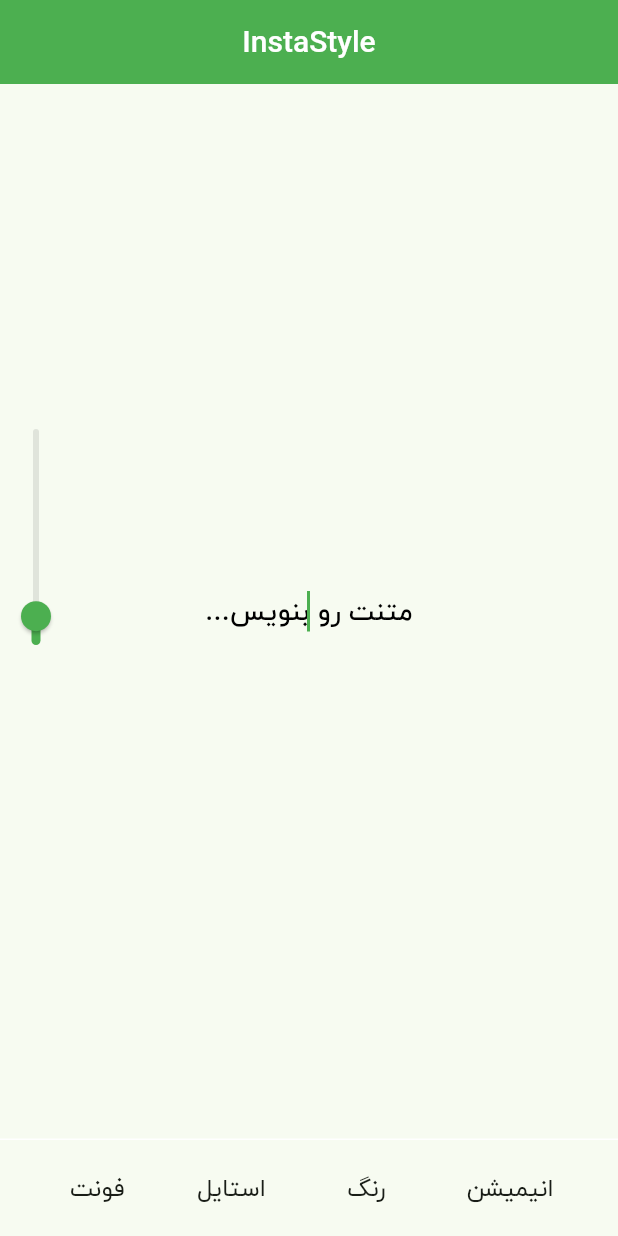
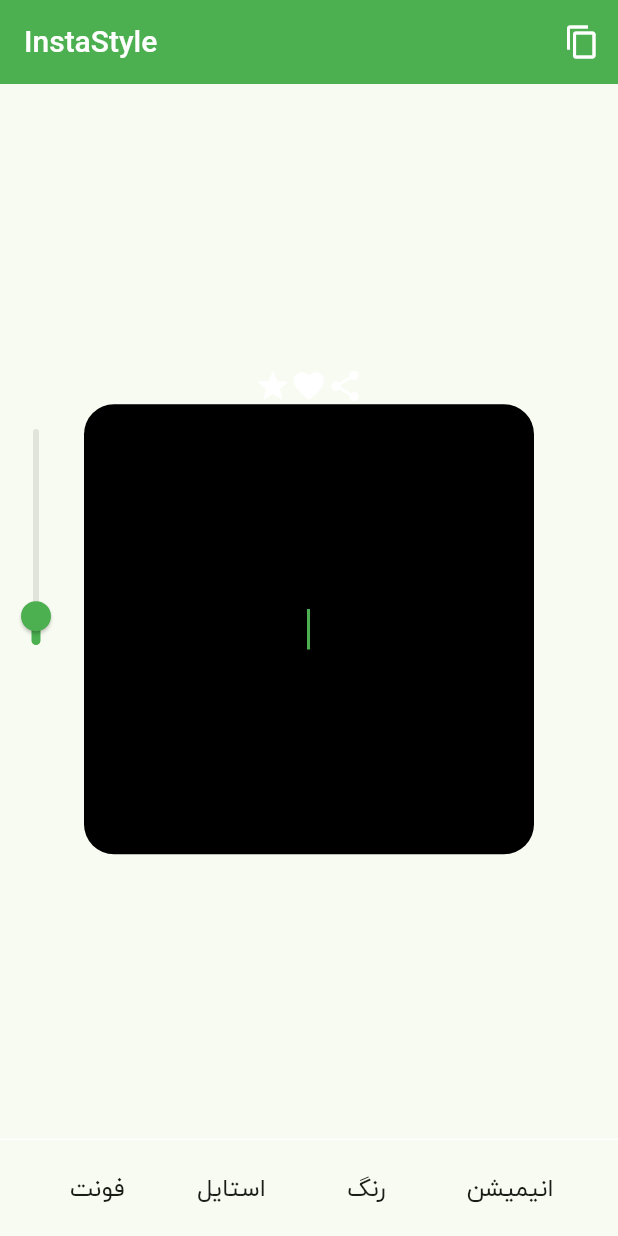
Before and after one commit to AmirmahdiNourkazemi/instastyle, a Flutter app: the screen it shows after launch, on a phone screen of 412 x 824 dp. Run offline on Flutter 3.47's test engine with Material 3 defaults, Android fonts, the phone set to English and light mode, and no system bars; our stand-ins replace dio, flutter_colorpicker, get_it, image_gallery_saver; missing offline and left inert: dart:html; project files that could hold a hidden picture were left out.

Commit message:
dynamic widget

```diff
--- /dev/null
+++ b/lib/core/widgets/dynamic_widget.dart
@@ -0,0 +1,69 @@
+import 'package:flutter/material.dart';
+
+Widget buildDynamicWidget(Map<String, dynamic> json, Widget? textInput) {
+  switch (json['type']) {
+    case 'Container':
+      Color backgroundColor = json['color'] != null
+          ? Color(int.parse(json['color'].replaceAll("#", "0xff")))
+          : Colors.transparent;
+      double? width = json['width']?.toDouble();
+      double? height = json['height']?.toDouble();
+      double borderRadius = (json['borderRadius'] ?? 0).toDouble();
+
+      return Container(
+        width: width,
+        height: height,
+        decoration: BoxDecoration(
+          color: backgroundColor,
+          borderRadius: BorderRadius.circular(borderRadius),
+        ),
+        child: json['child'] != null
+            ? buildDynamicWidget(json['child'], textInput)
+            : null,
+      );
+
+    case 'Column':
+      List<Widget> children = (json['children'] as List<dynamic>)
+          .map<Widget>((childJson) => buildDynamicWidget(childJson, textInput))
+          .toList();
+      return Column(
+        mainAxisSize: MainAxisSize.min,
+        children: children,
+      );
+
+    case 'Row':
+      List<Widget> children = (json['children'] as List<dynamic>)
+          .map<Widget>((childJson) => buildDynamicWidget(childJson, textInput))
+          .toList();
+      return Row(
+        mainAxisAlignment: MainAxisAlignment.center,
+        children: children,
+      );
+
+    case 'Icon':
+      IconData iconData;
+      switch (json['icon']) {
+        case 'Icons.star':
+          iconData = Icons.star;
+          break;
+        case 'Icons.favorite':
+          iconData = Icons.favorite;
+          break;
+        case 'Icons.share':
+          iconData = Icons.share;
+          break;
+        default:
+          iconData = Icons.help;
+      }
+      Color iconColor = json['color'] != null
+          ? Color(int.parse(json['color'].replaceAll("#", "0xff")))
+          : Colors.black;
+      return Icon(iconData, color: iconColor);
+
+    case 'StyledTextInput':
+      return textInput ?? const SizedBox();
+
+    default:
+      return const SizedBox();
+  }
+}
--- a/lib/feature/home/presentation/screens/home_screen.dart
+++ b/lib/feature/home/presentation/screens/home_screen.dart
@@ -1,10 +1,22 @@
+import 'package:flutter/foundation.dart';
 import 'package:flutter/material.dart';
 import 'package:instastyle/core/widgets/app_bar.dart';
+import 'package:instastyle/core/widgets/dynamic_widget.dart';
 import 'package:instastyle/feature/home/presentation/widgets/select_buttons.dart';
 import 'package:instastyle/feature/home/presentation/widgets/text_filled_style.dart';
 import 'package:instastyle/feature/home/presentation/widgets/vertical_font_slider.dart';
 
 import '../widgets/footer_buttons.dart';
+import 'dart:ui' as ui;
+import 'dart:typed_data';
+import 'package:flutter/services.dart';
+import 'package:image_gallery_saver/image_gallery_saver.dart';
+import 'package:flutter/material.dart';
+import 'package:flutter/rendering.dart'; // ✅ For RenderRepaintBoundary
+
+// Only import dart:html if on web
+// ignore: avoid_web_libraries_in_flutter
+import 'dart:html' as html;
 
 class HomeScreen extends StatefulWidget {
   const HomeScreen({super.key});
@@ -14,25 +26,104 @@ class HomeScreen extends StatefulWidget {
 }
 
 class _HomeScreenState extends State<HomeScreen> {
+  final GlobalKey _globalKey = GlobalKey();
+
   TextStyle selectedStyle = const TextStyle(fontSize: 24);
-  Color selectColor =  Colors.black;
+  Color selectColor = Colors.black;
   String text = 'اینجا بنویس...';
   double valueFontSize = 18;
   int isSelected = 0;
+
+  Future<void> _captureAndCopy() async {
+    try {
+      RenderRepaintBoundary boundary = _globalKey.currentContext!
+          .findRenderObject() as RenderRepaintBoundary;
+      ui.Image image = await boundary.toImage(pixelRatio: 3.0);
+      ByteData? byteData =
+          await image.toByteData(format: ui.ImageByteFormat.png);
+      Uint8List pngBytes = byteData!.buffer.asUint8List();
+
+      if (kIsWeb) {
+        // Web: create a download link
+        final blob = html.Blob([pngBytes]);
+        final url = html.Url.createObjectUrlFromBlob(blob);
+
+        final anchor = html.AnchorElement(href: url)
+          ..setAttribute('download', 'text_image.png')
+          ..click();
+
+        html.Url.revokeObjectUrl(url);
+
+        ScaffoldMessenger.of(context).showSnackBar(
+          const SnackBar(
+              content: Text('عکس ذخیره شد! لطفاً آن را باز یا دانلود کنید.')),
+        );
+      } else {
+        // Mobile/Desktop
+        await ImageGallerySaver.saveImage(pngBytes);
+
+        ScaffoldMessenger.of(context).showSnackBar(
+          const SnackBar(content: Text('تصویر ذخیره شد! در گالری موجود است.')),
+        );
+      }
+    } catch (e) {
+      print('Error: $e');
+      ScaffoldMessenger.of(context).showSnackBar(
+        const SnackBar(content: Text('خطایی رخ داد.')),
+      );
+    }
+  }
+
+  Map<String, dynamic> dynamicParentJson = {
+    "type": "Column",
+    "children": [
+      {
+        "type": "Row",
+        "children": [
+          {"type": "Icon", "icon": "Icons.star", "color": "#FFFFFF"},
+          {"type": "Icon", "icon": "Icons.favorite", "color": "#FFFFFF"},
+          {"type": "Icon", "icon": "Icons.share", "color": "#FFFFFF"},
+        ]
+      },
+      {
+        "type": "Container",
+        "color": "#000000",
+        "width": 300,
+        "height": 300,
+        "borderRadius": 20,
+        "child": {
+          "type": "StyledTextInput" // <-- Place for your StyledTextInput
+        }
+      },
+    ]
+  };
+
   @override
   Widget build(BuildContext context) {
     return SafeArea(
       bottom: false,
       child: Scaffold(
-        appBar: appBar(title: 'InstaStyle'),
+        appBar: AppBar(
+          title: const Text('InstaStyle'),
+          actions: [
+            IconButton(
+              icon: const Icon(Icons.copy),
+              onPressed: _captureAndCopy,
+            ),
+          ],
+        ),
         body: Stack(
           alignment: Alignment.centerLeft,
           children: [
             Center(
               child: Padding(
                 padding: const EdgeInsets.symmetric(horizontal: 8),
-                child: StyledTextInput(
-
+                child: RepaintBoundary(
+                  // 🖼️ Wrap your styled text
+                  key: _globalKey,
+                  child: buildDynamicWidget(
+                    dynamicParentJson,
+                    StyledTextInput(
                       textStyle: selectedStyle.copyWith(
                         fontSize: valueFontSize,
                         color: selectColor,
@@ -41,7 +132,10 @@ class _HomeScreenState extends State<HomeScreen> {
                         setState(() {
                           text = value;
                         });
-                    }),
+                      },
+                    ),
+                  ),
+                ),
               ),
             ),
             VerticalFontSlider(
@@ -55,7 +149,7 @@ class _HomeScreenState extends State<HomeScreen> {
             Positioned(
               bottom: 8,
               child: SelectButtons(
-                  onSelect:isSelected ,
+                onSelect: isSelected,
                 onColorSelected: (value) {
                   setState(() {
                     selectColor = value;
@@ -66,7 +160,8 @@ class _HomeScreenState extends State<HomeScreen> {
                     selectedStyle = style;
                   });
                 },
-                )),
+              ),
+            ),
           ],
         ),
         persistentFooterAlignment: AlignmentDirectional.bottomCenter,
--- a/pubspec.yaml
+++ b/pubspec.yaml
@@ -42,6 +42,7 @@ dependencies:
   # Use with the CupertinoIcons class for iOS style icons.
   cupertino_icons: ^1.0.8
   flutter_colorpicker: ^1.1.0
+  image_gallery_saver: ^2.0.3
 
 dev_dependencies:
   flutter_test:
```
Also changed, not shown: lib/utils/parseEdgeInsets.dart (added, +11 -0 lines), lib/utils/parse_color.dart (added, +8 -0 lines), lib/utils/parse_text_style.dart (added, +13 -0 lines), pubspec.lock. Lines whose indentation alone changed are shown as unchanged.
